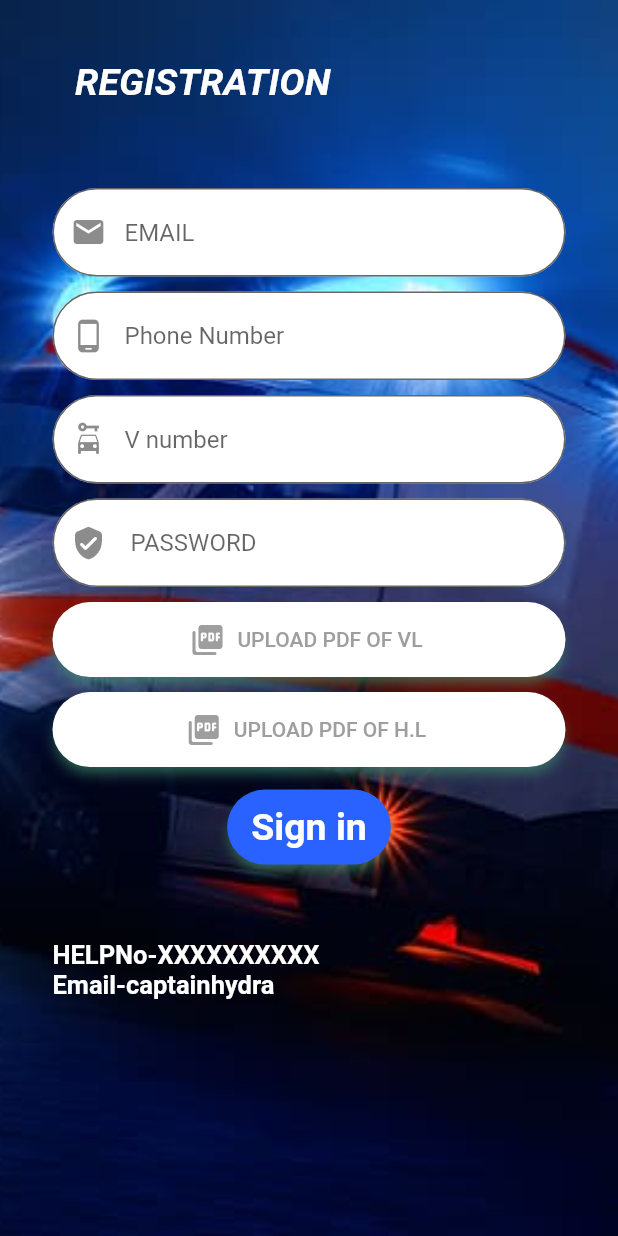
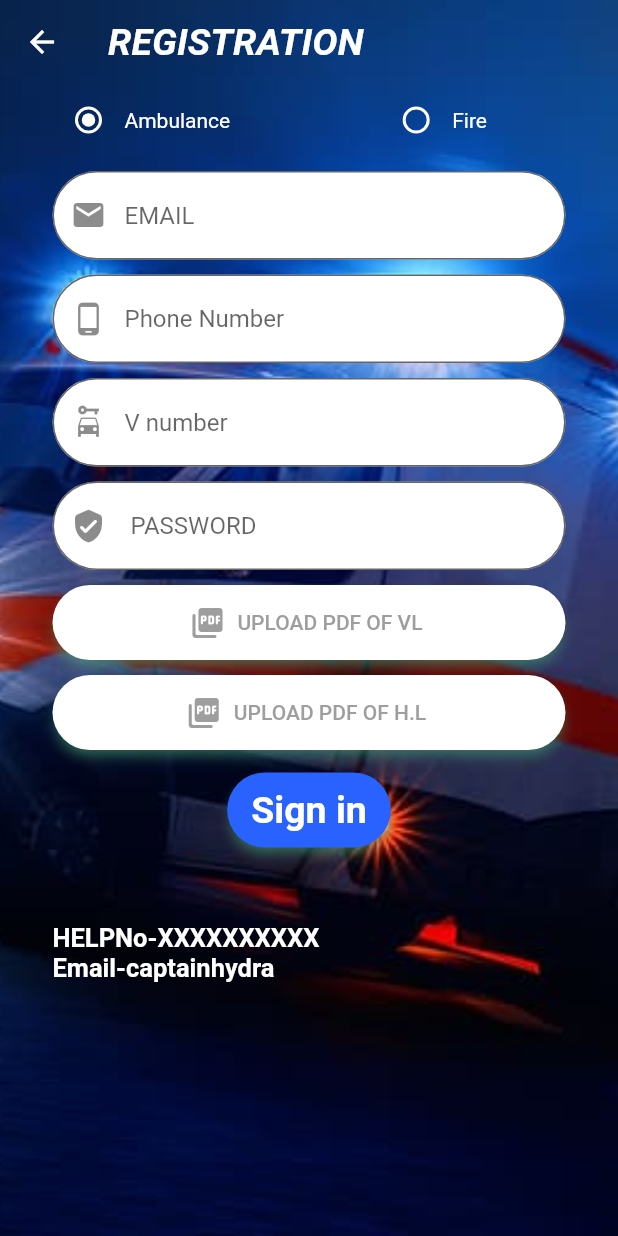
Before and after one commit to anirbanpal2002/appi, a Flutter app: the MyRegistration screen opened by its route, on a phone screen of 412 x 824 dp. Run offline on Flutter 3.47's test engine with Material 2 defaults, Android fonts, the light colour scheme and no system bars; our stand-ins replace cloud_firestore, firebase_core; accounts and stored records are empty.

Commit message:
radio button added

```diff
--- a/lib/Registration.dart
+++ b/lib/Registration.dart
@@ -16,6 +16,7 @@ class _MyRegistrationState extends State<MyRegistration> {
   TextEditingController phcont = TextEditingController();
   TextEditingController vlcont = TextEditingController();
   final FirebaseFirestore database = FirebaseFirestore.instance;
+  String radioValue = "Ambulance";
 
   void addRegistrationDetail(String un, String email, String ph, String vl) {
     database.collection("Users").add({
@@ -44,40 +45,71 @@ class _MyRegistrationState extends State<MyRegistration> {
               image: AssetImage('assets/img2.jpg'), fit: BoxFit.cover)),
       child: Scaffold(
         backgroundColor: Colors.transparent,
-        body: Stack(
-          children: [
-            //IconButton(
-            //onPressed: () => {Navigator.pop(context, 'Login')},
-            //icon: Icon(
-            //  Icons.arrow_back,
-            //  size: 30,
-            //  color: Colors.white,
-            //),
-            //padding: EdgeInsets.only(left: 25, top: 30),
-            //child:new Text('Sing in',style: TextStyle(color: Colors.white,fontSize: 25,fontWeight:FontWeight.bold
-            //),),
-            //icon: Icon(Icons.arrow_forward),
-            //),
-            Container(
-                padding: const EdgeInsets.only(left: 50, top: 40),
-                child: const Text(
+        appBar: AppBar(
+          backgroundColor: Colors.transparent,
+          elevation: 0.0,
+          title: const Text(
             'REGISTRATION',
             style: TextStyle(
               color: Colors.white,
               fontSize: 25,
               fontStyle: FontStyle.italic,
-                      fontWeight: FontWeight.bold),
-                )),
-            SingleChildScrollView(
+              fontWeight: FontWeight.bold,
+            ),
+          ),
+        ),
+        body: SingleChildScrollView(
             child: Container(
-              padding: EdgeInsets.only(
-                  top: MediaQuery.of(context).size.height * 0.14,
-                  right: 35,
-                  left: 35),
+          padding: const EdgeInsets.only(right: 35, left: 35),
           child: Form(
             key: _regKey,
             child: Column(
               children: [
+                Row(
+                  mainAxisSize: MainAxisSize.max,
+                  children: [
+                    Radio(
+                      fillColor: MaterialStateProperty.resolveWith(
+                          (states) => Colors.white),
+                      toggleable: true,
+                      activeColor: Colors.white,
+                      value: "Ambulance",
+                      groupValue: radioValue,
+                      onChanged: (value) {
+                        setState(() {
+                          radioValue = value.toString();
+                        });
+                      },
+                    ),
+                    const Text(
+                      "Ambulance",
+                      style: TextStyle(
+                        color: Colors.white,
+                      ),
+                    ),
+                    const SizedBox(width: 100.0),
+                    Radio(
+                      fillColor: MaterialStateProperty.resolveWith(
+                          (states) => Colors.white),
+                      toggleable: true,
+                      activeColor: Colors.white,
+                      value: "Fire",
+                      groupValue: radioValue,
+                      onChanged: (value) {
+                        setState(() {
+                          radioValue = value.toString();
+                        });
+                      },
+                    ),
+                    const Text(
+                      "Fire",
+                      style: TextStyle(
+                        color: Colors.white,
+                      ),
+                    ),
+                  ],
+                ),
+
                 const SizedBox(
                   height: 10,
                 ),
@@ -318,9 +350,7 @@ class _MyRegistrationState extends State<MyRegistration> {
               ],
             ),
           ),
-            ))
-          ],
-        ),
+        )),
       ),
     );
   }
```
Lines whose indentation alone changed are shown as unchanged.
